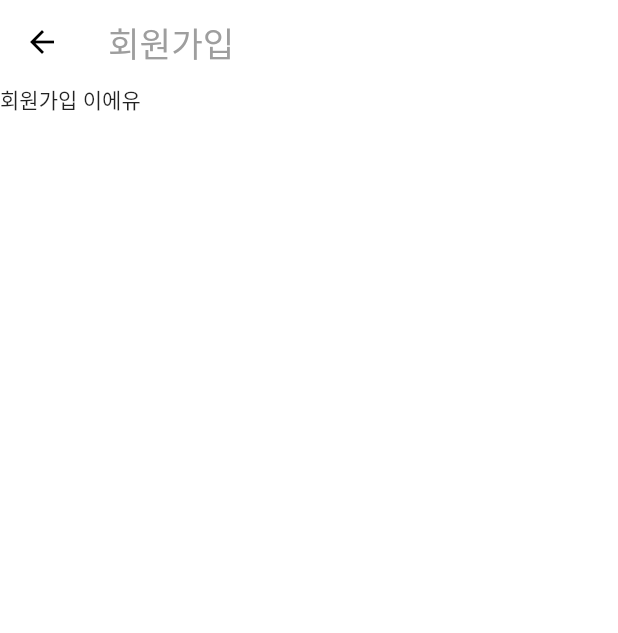
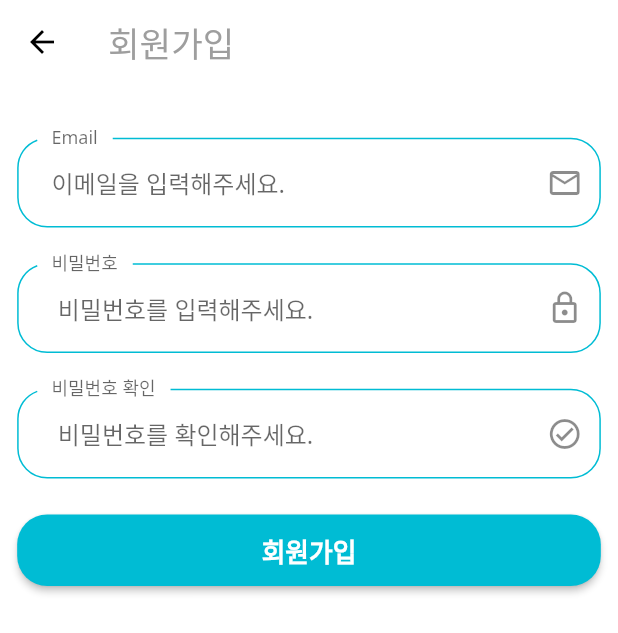
Before and after one commit to HeoJeongBo/daily_plan_app, a Flutter app: the SignUpScreen screen opened by its route, on a phone screen of 412 x 824 dp. Shown: the top 633 px of the screen. Run offline on Flutter 3.47's test engine with Material 2 defaults, Android fonts, the phone set to English and light mode, and no system bars; our stand-ins replace flutter_screenutil, flutter_svg, get, google_fonts.

Commit message:
회원가입 UI

```diff
--- /dev/null
+++ b/lib/screens/home/common/body_container.dart
@@ -0,0 +1,22 @@
+import 'package:flutter/material.dart';
+import 'package:flutter_screenutil/flutter_screenutil.dart';
+
+class BodyContainer extends StatelessWidget {
+  final List<Widget> children;
+
+  const BodyContainer({Key? key, required this.children}) : super(key: key);
+
+  @override
+  Widget build(BuildContext context) {
+    return SafeArea(
+      child: Container(
+        width: 360.w,
+        padding: EdgeInsets.symmetric(horizontal: 10.w),
+        child: Column(
+          crossAxisAlignment: CrossAxisAlignment.center,
+          children: children,
+        ),
+      ),
+    );
+  }
+}
--- a/lib/screens/home/login/local_widgets/body.dart
+++ b/lib/screens/home/login/local_widgets/body.dart
@@ -122,7 +122,6 @@ class _BodyState extends State<Body> {
         ),
         GestureDetector(
             onTap: () {
-              print('adasdasd');
               Get.toNamed('/FORGET_PASSWORD');
             },
             child: Text('비밀번호 찾기')),
--- a/lib/screens/home/sign_up/local_widgets/body.dart
+++ b/lib/screens/home/sign_up/local_widgets/body.dart
@@ -1,12 +1,73 @@
+import 'package:daily_plan_app/screens/home/common/body_container.dart';
+import 'package:daily_plan_app/screens/home/sign_up/local_widgets/sign_up_form.dart';
 import 'package:flutter/material.dart';
+import 'package:flutter_screenutil/flutter_screenutil.dart';
 
-class Body extends StatelessWidget {
+class Body extends StatefulWidget {
   const Body({Key? key}) : super(key: key);
 
   @override
+  _BodyState createState() => _BodyState();
+}
+
+class _BodyState extends State<Body> {
+  final _formKey = GlobalKey<FormState>();
+
+  String email = '';
+  String password = '';
+  String confirmPassword = '';
+
+  void setEmail(value) {
+    this.email = value;
+  }
+
+  void setPassword(value) {
+    this.password = value;
+  }
+
+  void setConfirmPassword(value) {
+    this.confirmPassword = value;
+  }
+
+  @override
   Widget build(BuildContext context) {
+    return BodyContainer(
+      children: <Widget>[
+        SizedBox(
+          height: 30.h,
+        ),
+        SignUpForm(
+          formKey: this._formKey,
+          setEmail: this.setEmail,
+          setPassword: this.setPassword,
+          setConfirmPassword: this.setConfirmPassword,
+        ),
+        buildSignUpButton(),
+      ],
+    );
+  }
+
+  Container buildSignUpButton() {
     return Container(
-      child: Text('회원가입 이에유'),
+      width: 360.w,
+      height: 40.h,
+      child: ElevatedButton(
+        child: Text(
+          "회원가입",
+          style: TextStyle(fontSize: 15.sp, fontWeight: FontWeight.w700),
+        ),
+        style: ElevatedButton.styleFrom(
+          shape: RoundedRectangleBorder(
+            borderRadius: BorderRadius.circular(20),
+          ),
+          primary: Colors.cyan,
+        ),
+        onPressed: () {
+          if (_formKey.currentState!.validate()) {
+            _formKey.currentState?.save();
+          }
+        },
+      ),
     );
   }
 }
--- /dev/null
+++ b/lib/screens/home/sign_up/local_widgets/sign_up_form.dart
@@ -0,0 +1,99 @@
+import 'package:daily_plan_app/constants/common_constants.dart';
+import 'package:daily_plan_app/core/theme/home.dart';
+import 'package:flutter/material.dart';
+import 'package:flutter_screenutil/flutter_screenutil.dart';
+
+class SignUpForm extends StatelessWidget {
+  const SignUpForm(
+      {Key? key,
+      required this.formKey,
+      required this.setEmail,
+      required this.setPassword,
+      required this.setConfirmPassword})
+      : super(key: key);
+
+  final GlobalKey<FormState> formKey;
+  final Function setEmail;
+  final Function setPassword;
+  final Function setConfirmPassword;
+
+  static String confirmPassword = '';
+
+  @override
+  Widget build(BuildContext context) {
+    return Form(
+      key: formKey,
+      child: Container(
+        child: Column(
+          children: <Widget>[
+            buildEmailText(),
+            SizedBox(height: 20.h),
+            buildPasswordText(),
+            SizedBox(height: 20.h),
+            buildConfirmPasswordText(),
+            SizedBox(height: 20.h),
+          ],
+        ),
+      ),
+    );
+  }
+
+  TextFormField buildEmailText() {
+    return TextFormField(
+      keyboardType: TextInputType.emailAddress,
+      decoration: loginFormInputTheme.copyWith(
+        labelText: "Email",
+        hintText: "이메일을 입력해주세요.",
+        suffixIcon: Icon(Icons.email_outlined),
+      ),
+      validator: (value) {
+        if (value!.isEmpty || !emailValidatorRegExp.hasMatch(value)) {
+          return '이메일을 확인해주세요.';
+        }
+        return null;
+      },
+      onSaved: (value) => setEmail(value),
+    );
+  }
+
+  TextFormField buildPasswordText() {
+    return TextFormField(
+      decoration: loginFormInputTheme.copyWith(
+        labelText: "비밀번호",
+        hintText: " 비밀번호를 입력해주세요.",
+        suffixIcon: Icon(Icons.lock_outline),
+      ),
+      obscureText: true,
+      validator: (value) {
+        if (value!.isEmpty) {
+          return '비밀번호를 확인해주세요';
+        }
+        confirmPassword = value;
+        return null;
+      },
+      onSaved: (value) => setPassword(value),
+    );
+  }
+
+  TextFormField buildConfirmPasswordText() {
+    return TextFormField(
+      decoration: loginFormInputTheme.copyWith(
+        labelText: "비밀번호 확인",
+        hintText: " 비밀번호를 확인해주세요.",
+        suffixIcon: Icon(
+          Icons.check_circle_outline_outlined,
+        ),
+      ),
+      obscureText: true,
+      validator: (value) {
+        if (value!.isEmpty) {
+          return '비밀번호를 확인해주세요';
+        }
+        if (value != confirmPassword) {
+          return '비밀번호가 일치하지 않습니다.';
+        }
+      },
+      onSaved: (value) => setConfirmPassword(value),
+    );
+  }
+}
```
